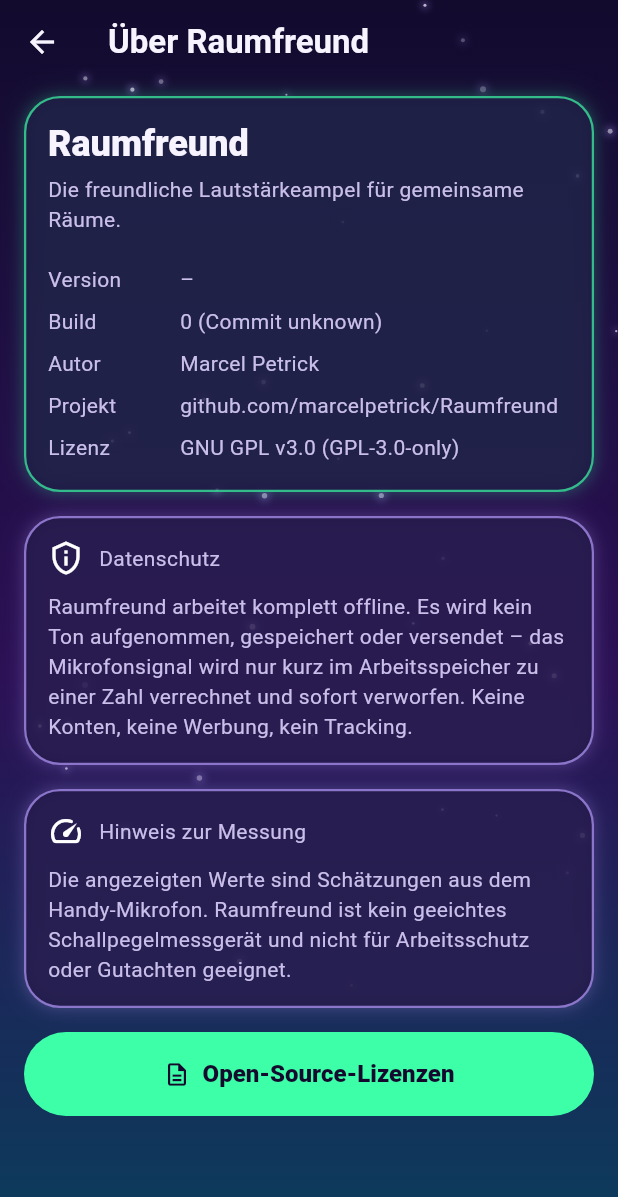
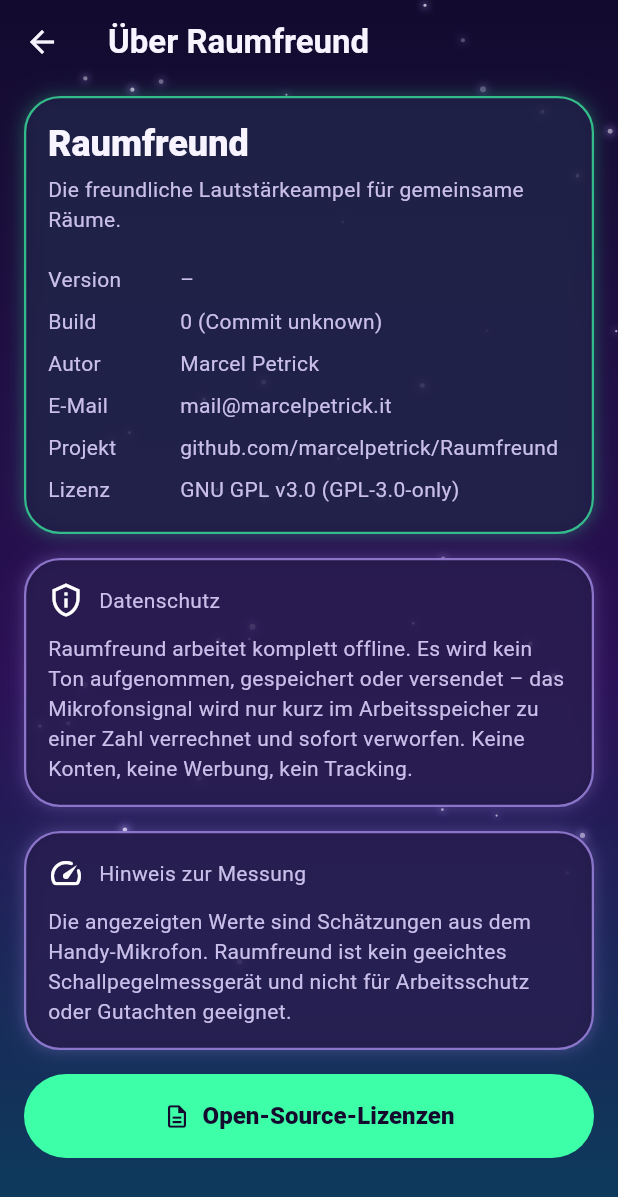
Before and after one commit to marcelpetrick/Raumfreund, a Flutter app: the screen it shows after launch, after a tap on "Messung starten", after a tap on the "info outline" icon, on a phone screen of 412 x 824 dp. Shown: the top 1197 px of the screen. Run offline on Flutter 3.47's test engine with Material 3 defaults, Android fonts, the light colour scheme and no system bars; our stand-ins replace shared_preferences; missing offline and left inert: analyzer.

Commit message:
feat: show author email on About page
Add an E-Mail row with mail@marcelpetrick.it below the author, as plain selectable text without a mail intent or new dependency.

```diff
--- a/lib/features/about/presentation/about_page.dart
+++ b/lib/features/about/presentation/about_page.dart
@@ -76,6 +76,7 @@
           l10n.aboutBuildValue(info.buildNumber, info.gitCommit),
         ),
         _row(l10n.aboutAuthor, 'Marcel Petrick'),
+        _row(l10n.aboutEmail, 'mail@marcelpetrick.it'),
         _row(l10n.aboutProject, 'github.com/marcelpetrick/Raumfreund'),
         _row(l10n.aboutLicense, l10n.aboutLicenseValue),
       ],
--- a/lib/l10n/app_de.arb
+++ b/lib/l10n/app_de.arb
@@ -225,6 +225,8 @@
   },
   "aboutAuthor": "Autor",
   "@aboutAuthor": {"description": "Label."},
+  "aboutEmail": "E-Mail",
+  "@aboutEmail": {"description": "Label."},
   "aboutProject": "Projekt",
   "@aboutProject": {"description": "Label."},
   "aboutLicense": "Lizenz",
--- a/pubspec.yaml
+++ b/pubspec.yaml
@@ -6,7 +6,7 @@
 
 # Semantic version + monotonic Android versionCode. Never edit by hand:
 # use tool/bump_version.sh (see AGENTS.md).
-version: 0.1.4+16
+version: 0.1.5+17
 
 environment:
   sdk: 3.13.5
```
Also changed, not shown: lib/l10n/generated/app_localizations.dart, lib/l10n/generated/app_localizations_de.dart, 3 other files.
